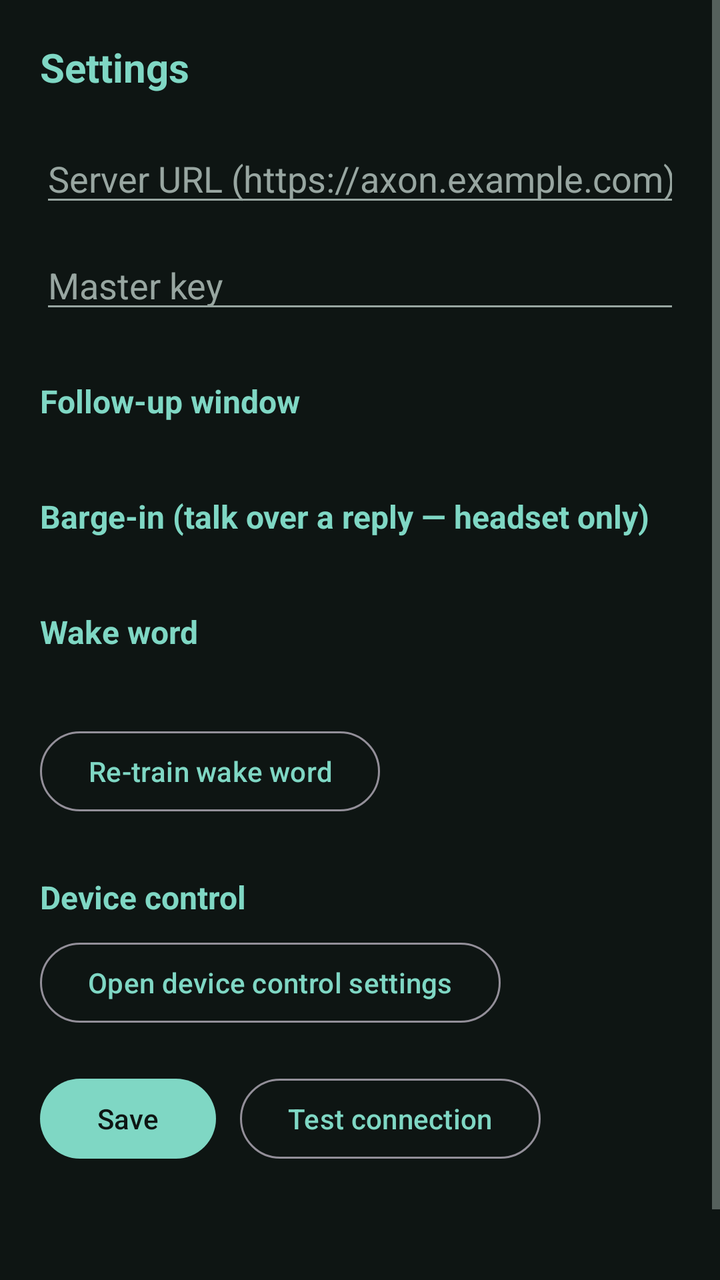
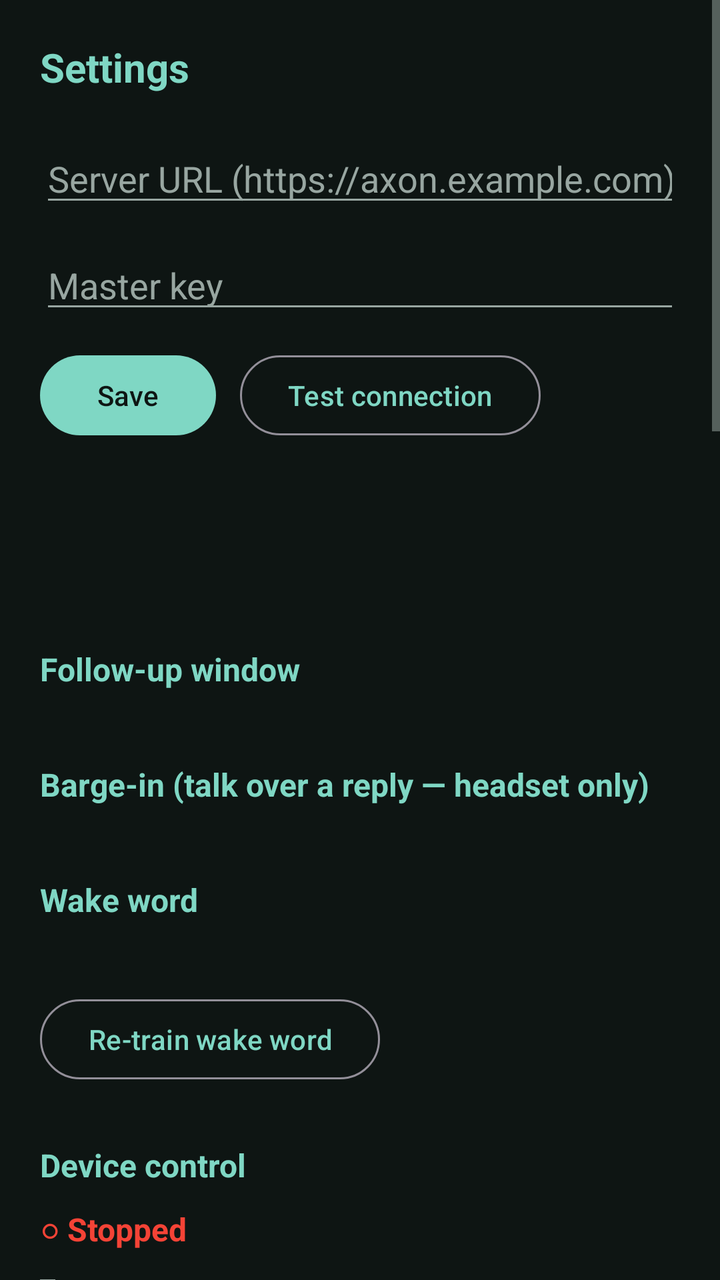

An Android layout rendered at two revisions. The XML below is the earlier revision; the diff shows what the commit changed to produce the second picture.
<!-- AndroidManifest.xml: application theme Theme.AxonVoice -->
<!-- res/layout/activity_settings.xml -->
<?xml version="1.0" encoding="utf-8"?>
<ScrollView xmlns:android="http://schemas.android.com/apk/res/android"
    android:layout_width="match_parent"
    android:layout_height="match_parent"
    android:background="@color/bg"
    android:fitsSystemWindows="true">

    <LinearLayout
        android:layout_width="match_parent"
        android:layout_height="wrap_content"
        android:orientation="vertical"
        android:padding="20dp">

        <TextView
            android:layout_width="wrap_content"
            android:layout_height="wrap_content"
            android:text="@string/settings_title"
            android:textColor="@color/accent"
            android:textSize="20sp"
            android:textStyle="bold"
            android:layout_marginBottom="20dp" />

        <EditText
            android:id="@+id/serverUrl"
            android:layout_width="match_parent"
            android:layout_height="wrap_content"
            android:hint="@string/server_url_hint"
            android:inputType="textUri"
            android:textColor="@color/text"
            android:textColorHint="@color/text_dim"
            android:importantForAutofill="no" />

        <EditText
            android:id="@+id/masterKey"
            android:layout_width="match_parent"
            android:layout_height="wrap_content"
            android:layout_marginTop="12dp"
            android:hint="@string/master_key_hint"
            android:inputType="textPassword"
            android:textColor="@color/text"
            android:textColorHint="@color/text_dim"
            android:importantForAutofill="no" />

        
        <TextView
            android:layout_width="wrap_content"
            android:layout_height="wrap_content"
            android:layout_marginTop="28dp"
            android:text="@string/followup_title"
            android:textColor="@color/accent"
            android:textSize="16sp"
            android:textStyle="bold" />

        <LinearLayout
            android:id="@+id/followupTuneContainer"
            android:layout_width="match_parent"
            android:layout_height="wrap_content"
            android:orientation="vertical"
            android:layout_marginTop="8dp" />

        
        <TextView
            android:layout_width="wrap_content"
            android:layout_height="wrap_content"
            android:layout_marginTop="28dp"
            android:text="@string/barge_title"
            android:textColor="@color/accent"
            android:textSize="16sp"
            android:textStyle="bold" />

        <LinearLayout
            android:id="@+id/bargeTuneContainer"
            android:layout_width="match_parent"
            android:layout_height="wrap_content"
            android:orientation="vertical"
            android:layout_marginTop="8dp" />

        
        <TextView
            android:layout_width="wrap_content"
            android:layout_height="wrap_content"
            android:layout_marginTop="28dp"
            android:text="@string/settings_wake_title"
            android:textColor="@color/accent"
            android:textSize="16sp"
            android:textStyle="bold" />

        <TextView
            android:id="@+id/wakePhraseStatus"
            android:layout_width="match_parent"
            android:layout_height="wrap_content"
            android:layout_marginTop="8dp"
            android:textColor="@color/text_dim" />

        <Button
            android:id="@+id/wakeRetrainBtn"
            style="@style/Widget.Material3.Button.OutlinedButton"
            android:layout_width="wrap_content"
            android:layout_height="wrap_content"
            android:layout_marginTop="8dp"
            android:text="@string/settings_wake_retrain" />

        
        <TextView
            android:layout_width="wrap_content"
            android:layout_height="wrap_content"
            android:layout_marginTop="28dp"
            android:text="@string/device_api_title"
            android:textColor="@color/accent"
            android:textSize="16sp"
            android:textStyle="bold" />

        <Button
            android:id="@+id/deviceApiBtn"
            style="@style/Widget.Material3.Button.OutlinedButton"
            android:layout_width="wrap_content"
            android:layout_height="wrap_content"
            android:layout_marginTop="8dp"
            android:text="@string/device_api_open" />

        <LinearLayout
            android:layout_width="match_parent"
            android:layout_height="wrap_content"
            android:orientation="horizontal"
            android:layout_marginTop="20dp">

            <Button
                android:id="@+id/saveBtn"
                android:layout_width="wrap_content"
                android:layout_height="wrap_content"
                android:text="@string/save" />

            <Button
                android:id="@+id/testBtn"
                style="@style/Widget.Material3.Button.OutlinedButton"
                android:layout_width="wrap_content"
                android:layout_height="wrap_content"
                android:layout_marginStart="12dp"
                android:text="@string/test_connection" />
        </LinearLayout>

        <TextView
            android:id="@+id/testResult"
            android:layout_width="match_parent"
            android:layout_height="wrap_content"
            android:layout_marginTop="12dp"
            android:textColor="@color/text_dim" />

        
        <TextView
            android:id="@+id/voiceStatus"
            android:layout_width="match_parent"
            android:layout_height="wrap_content"
            android:layout_marginTop="24dp"
            android:textColor="@color/text_dim" />

        <LinearLayout
            android:id="@+id/voiceContainer"
            android:layout_width="match_parent"
            android:layout_height="wrap_content"
            android:orientation="vertical" />
    </LinearLayout>
</ScrollView>
<!-- resources referenced by this layout -->
<resources>
  <color name="accent">#7FD7C4</color>
  <color name="bg">#0E1513</color>
  <color name="text">#E6EFEB</color>
  <color name="text_dim">#98A6A1</color>
  <string name="barge_title">Barge-in (talk over a reply — headset only)</string>
  <string name="device_api_open">Open device control settings</string>
  <string name="device_api_title">Device control</string>
  <string name="followup_title">Follow-up window</string>
  <string name="master_key_hint">Master key</string>
  <string name="save">Save</string>
  <string name="server_url_hint">Server URL (https://axon.example.com)</string>
  <string name="settings_title">Settings</string>
  <string name="settings_wake_retrain">Re-train wake word</string>
  <string name="settings_wake_title">Wake word</string>
  <string name="test_connection">Test connection</string>
  <style name="Theme.AxonVoice" parent="Theme.Material3.Dark.NoActionBar">
          <item name="android:windowBackground">@color/bg</item>
          <item name="colorPrimary">@color/accent</item>
          <item name="colorOnPrimary">@color/bg</item>
          <item name="colorSurface">@color/surface</item>
          <item name="android:statusBarColor">@color/bg</item>
          <item name="android:navigationBarColor">@color/bg</item>
          <item name="android:textColorPrimary">@color/text</item>
          <item name="android:textColorSecondary">@color/text_dim</item>
      </style>
  <color name="surface">#16201D</color>
</resources>

<!-- the commit's change to res/layout/activity_settings.xml (unified diff, before → after) -->
@@ -1,5 +1,6 @@
 <?xml version="1.0" encoding="utf-8"?>
 <ScrollView xmlns:android="http://schemas.android.com/apk/res/android"
+    xmlns:tools="http://schemas.android.com/tools"
     android:layout_width="match_parent"
     android:layout_height="match_parent"
     android:background="@color/bg"
@@ -41,88 +42,11 @@
             android:textColorHint="@color/text_dim"
             android:importantForAutofill="no" />
 
-        
-        <TextView
-            android:layout_width="wrap_content"
-            android:layout_height="wrap_content"
-            android:layout_marginTop="28dp"
-            android:text="@string/followup_title"
-            android:textColor="@color/accent"
-            android:textSize="16sp"
-            android:textStyle="bold" />
-
         <LinearLayout
-            android:id="@+id/followupTuneContainer"
-            android:layout_width="match_parent"
-            android:layout_height="wrap_content"
-            android:orientation="vertical"
-            android:layout_marginTop="8dp" />
-
-        
-        <TextView
-            android:layout_width="wrap_content"
-            android:layout_height="wrap_content"
-            android:layout_marginTop="28dp"
-            android:text="@string/barge_title"
-            android:textColor="@color/accent"
-            android:textSize="16sp"
-            android:textStyle="bold" />
-
-        <LinearLayout
-            android:id="@+id/bargeTuneContainer"
-            android:layout_width="match_parent"
-            android:layout_height="wrap_content"
-            android:orientation="vertical"
-            android:layout_marginTop="8dp" />
-
-        
-        <TextView
-            android:layout_width="wrap_content"
-            android:layout_height="wrap_content"
-            android:layout_marginTop="28dp"
-            android:text="@string/settings_wake_title"
-            android:textColor="@color/accent"
-            android:textSize="16sp"
-            android:textStyle="bold" />
-
-        <TextView
-            android:id="@+id/wakePhraseStatus"
-            android:layout_width="match_parent"
-            android:layout_height="wrap_content"
-            android:layout_marginTop="8dp"
-            android:textColor="@color/text_dim" />
-
-        <Button
-            android:id="@+id/wakeRetrainBtn"
-            style="@style/Widget.Material3.Button.OutlinedButton"
-            android:layout_width="wrap_content"
-            android:layout_height="wrap_content"
-            android:layout_marginTop="8dp"
-            android:text="@string/settings_wake_retrain" />
-
-        
-        <TextView
-            android:layout_width="wrap_content"
-            android:layout_height="wrap_content"
-            android:layout_marginTop="28dp"
-            android:text="@string/device_api_title"
-            android:textColor="@color/accent"
-            android:textSize="16sp"
-            android:textStyle="bold" />
-
-        <Button
-            android:id="@+id/deviceApiBtn"
-            style="@style/Widget.Material3.Button.OutlinedButton"
-            android:layout_width="wrap_content"
-            android:layout_height="wrap_content"
-            android:layout_marginTop="8dp"
-            android:text="@string/device_api_open" />
-
-        <LinearLayout
             android:layout_width="match_parent"
             android:layout_height="wrap_content"
             android:orientation="horizontal"
-            android:layout_marginTop="20dp">
+            android:layout_marginTop="12dp">
 
             <Button
                 android:id="@+id/saveBtn"
@@ -159,5 +83,343 @@
             android:layout_width="match_parent"
             android:layout_height="wrap_content"
             android:orientation="vertical" />
+
+        
+        <TextView
+            android:layout_width="wrap_content"
+            android:layout_height="wrap_content"
+            android:layout_marginTop="28dp"
+            android:text="@string/followup_title"
+            android:textColor="@color/accent"
+            android:textSize="16sp"
+            android:textStyle="bold" />
+
+        <LinearLayout
+            android:id="@+id/followupTuneContainer"
+            android:layout_width="match_parent"
+            android:layout_height="wrap_content"
+            android:orientation="vertical"
+            android:layout_marginTop="8dp" />
+
+        
+        <TextView
+            android:layout_width="wrap_content"
+            android:layout_height="wrap_content"
+            android:layout_marginTop="28dp"
+            android:text="@string/barge_title"
+            android:textColor="@color/accent"
+            android:textSize="16sp"
+            android:textStyle="bold" />
+
+        <LinearLayout
+            android:id="@+id/bargeTuneContainer"
+            android:layout_width="match_parent"
+            android:layout_height="wrap_content"
+            android:orientation="vertical"
+            android:layout_marginTop="8dp" />
+
+        
+        <TextView
+            android:layout_width="wrap_content"
+            android:layout_height="wrap_content"
+            android:layout_marginTop="28dp"
+            android:text="@string/settings_wake_title"
+            android:textColor="@color/accent"
+            android:textSize="16sp"
+            android:textStyle="bold" />
+
+        <TextView
+            android:id="@+id/wakePhraseStatus"
+            android:layout_width="match_parent"
+            android:layout_height="wrap_content"
+            android:layout_marginTop="8dp"
+            android:textColor="@color/text_dim" />
+
+        <Button
+            android:id="@+id/wakeRetrainBtn"
+            style="@style/Widget.Material3.Button.OutlinedButton"
+            android:layout_width="wrap_content"
+            android:layout_height="wrap_content"
+            android:layout_marginTop="8dp"
+            android:text="@string/settings_wake_retrain" />
+
+        
+        <TextView
+            android:layout_width="wrap_content"
+            android:layout_height="wrap_content"
+            android:layout_marginTop="28dp"
+            android:text="@string/device_api_title"
+            android:textColor="@color/accent"
+            android:textSize="16sp"
+            android:textStyle="bold" />
+
+        
+        <TextView
+            android:id="@+id/tvStatus"
+            android:layout_width="match_parent"
+            android:layout_height="wrap_content"
+            android:layout_marginTop="10dp"
+            android:text="○ Stopped"
+            android:textSize="16sp"
+            android:textStyle="bold"
+            android:textColor="@color/status_stopped"
+            tools:ignore="HardcodedText" />
+
+        <TextView
+            android:id="@+id/tvUrl"
+            android:layout_width="match_parent"
+            android:layout_height="wrap_content"
+            android:layout_marginTop="4dp"
+            android:text="—"
+            android:textSize="13sp"
+            android:textColor="@color/text_dim"
+            android:fontFamily="monospace"
+            tools:ignore="HardcodedText" />
+
+        <TextView
+            android:id="@+id/tvToken"
+            android:layout_width="match_parent"
+            android:layout_height="wrap_content"
+            android:layout_marginTop="6dp"
+            android:text="Token: —"
+            android:textSize="13sp"
+            android:textColor="@color/text_dim"
+            android:fontFamily="monospace"
+            android:background="?attr/selectableItemBackground"
+            android:padding="4dp"
+            tools:ignore="HardcodedText" />
+
+        <Button
+            android:id="@+id/btnToggle"
+            android:layout_width="wrap_content"
+            android:layout_height="wrap_content"
+            android:layout_marginTop="8dp"
+            android:text="@string/device_start_server" />
+
+        
+        <TextView
+            android:layout_width="wrap_content"
+            android:layout_height="wrap_content"
+            android:layout_marginTop="20dp"
+            android:text="@string/device_tunnel_title"
+            android:textColor="@color/text"
+            android:textSize="14sp"
+            android:textStyle="bold" />
+
+        <TextView
+            android:id="@+id/tvTunnelStatus"
+            android:layout_width="match_parent"
+            android:layout_height="wrap_content"
+            android:layout_marginTop="6dp"
+            android:text="○ Not configured"
+            android:textSize="13sp"
+            android:textColor="@color/text_dim"
+            tools:ignore="HardcodedText" />
+
+        <EditText
+            android:id="@+id/etCloudflaredToken"
+            android:layout_width="match_parent"
+            android:layout_height="wrap_content"
+            android:layout_marginTop="8dp"
+            android:hint="@string/device_tunnel_token_hint"
+            android:inputType="textPassword"
+            android:textColor="@color/text"
+            android:textColorHint="@color/text_dim"
+            android:fontFamily="monospace"
+            android:textSize="13sp"
+            android:importantForAutofill="no" />
+
+        <Button
+            android:id="@+id/btnSaveCloudflaredToken"
+            style="@style/Widget.Material3.Button.OutlinedButton"
+            android:layout_width="wrap_content"
+            android:layout_height="wrap_content"
+            android:layout_marginTop="8dp"
+            android:text="@string/device_tunnel_save" />
+
+        <TextView
+            android:layout_width="match_parent"
+            android:layout_height="wrap_content"
+            android:layout_marginTop="8dp"
+            android:text="@string/device_tunnel_help"
+            android:textSize="12sp"
+            android:textColor="@color/text_dim" />
+
+        
+        <TextView
+            android:layout_width="wrap_content"
+            android:layout_height="wrap_content"
+            android:layout_marginTop="20dp"
+            android:text="@string/device_webhook_title"
+            android:textColor="@color/text"
+            android:textSize="14sp"
+            android:textStyle="bold" />
+
+        <EditText
+            android:id="@+id/etWebhook"
+            android:layout_width="match_parent"
+            android:layout_height="wrap_content"
+            android:layout_marginTop="8dp"
+            android:hint="@string/device_webhook_hint"
+            android:inputType="textUri"
+            android:textColor="@color/text"
+            android:textColorHint="@color/text_dim"
+            android:fontFamily="monospace"
+            android:textSize="13sp"
+            android:importantForAutofill="no" />
+
+        <Button
+            android:id="@+id/btnSaveWebhook"
+            style="@style/Widget.Material3.Button.OutlinedButton"
+            android:layout_width="wrap_content"
+            android:layout_height="wrap_content"
+            android:layout_marginTop="8dp"
+            android:text="@string/device_webhook_save" />
+
+        
+        <TextView
+            android:layout_width="wrap_content"
+            android:layout_height="wrap_content"
+            android:layout_marginTop="20dp"
+            android:text="@string/device_push_title"
+            android:textColor="@color/text"
+            android:textSize="14sp"
+            android:textStyle="bold" />
+
+        <com.google.android.material.switchmaterial.SwitchMaterial
+            android:id="@+id/swPushSms"
+            android:layout_width="match_parent"
+            android:layout_height="wrap_content"
+            android:layout_marginTop="8dp"
+            android:text="@string/device_push_sms"
+            android:textColor="@color/text" />
+
+        <com.google.android.material.switchmaterial.SwitchMaterial
+            android:id="@+id/swPushCalls"
+            android:layout_width="match_parent"
+            android:layout_height="wrap_content"
+            android:layout_marginTop="6dp"
+            android:text="@string/device_push_calls"
+            android:textColor="@color/text" />
+
+        <com.google.android.material.switchmaterial.SwitchMaterial
+            android:id="@+id/swPushLocation"
+            android:layout_width="match_parent"
+            android:layout_height="wrap_content"
+            android:layout_marginTop="6dp"
+            android:text="@string/device_push_location"
+            android:textColor="@color/text" />
+
+        <com.google.android.material.switchmaterial.SwitchMaterial
+            android:id="@+id/swPushBattery"
+            android:layout_width="match_parent"
+            android:layout_height="wrap_content"
+            android:layout_marginTop="6dp"
+            android:text="@string/device_push_battery"
+            android:textColor="@color/text" />
+
+        
+        <TextView
+            android:layout_width="wrap_content"
+            android:layout_height="wrap_content"
+            android:layout_marginTop="20dp"
+            android:text="@string/device_auto_answer_title"
+            android:textColor="@color/text"
+            android:textSize="14sp"
+            android:textStyle="bold" />
+
+        <com.google.android.material.switchmaterial.SwitchMaterial
+            android:id="@+id/swAutoAnswer"
+            android:layout_width="match_parent"
+            android:layout_height="wrap_content"
+            android:layout_marginTop="8dp"
+            android:text="@string/device_auto_answer_label"
+            android:textColor="@color/text" />
+
+        <TextView
+            android:layout_width="match_parent"
+            android:layout_height="wrap_content"
+            android:layout_marginTop="4dp"
+            android:text="@string/device_auto_answer_help"
+            android:textSize="12sp"
+            android:textColor="@color/text_dim" />
+
+        
+        <TextView
+            android:layout_width="wrap_content"
+            android:layout_height="wrap_content"
+            android:layout_marginTop="20dp"
+            android:text="@string/device_system_title"
+            android:textColor="@color/text"
+            android:textSize="14sp"
+            android:textStyle="bold" />
+
+        <TextView
+            android:id="@+id/tvPermissions"
+            android:layout_width="match_parent"
+            android:layout_height="wrap_content"
+            android:layout_marginTop="8dp"
+            android:text="Checking permissions…"
+            android:textSize="13sp"
+            android:textColor="@color/text_dim"
+            tools:ignore="HardcodedText" />
+
+        <TextView
+            android:id="@+id/tvTermux"
+            android:layout_width="match_parent"
+            android:layout_height="wrap_content"
+            android:layout_marginTop="6dp"
+            android:text="Termux: checking…"
+            android:textSize="13sp"
+            android:textColor="@color/text_dim"
+            tools:ignore="HardcodedText" />
+
+        <Button
+            android:id="@+id/btnPermissions"
+            style="@style/Widget.Material3.Button.OutlinedButton"
+            android:layout_width="wrap_content"
+            android:layout_height="wrap_content"
+            android:layout_marginTop="10dp"
+            android:text="@string/device_grant_permissions" />
+
+        <Button
+            android:id="@+id/btnBatteryOpt"
+            style="@style/Widget.Material3.Button.OutlinedButton"
+            android:layout_width="match_parent"
+            android:layout_height="wrap_content"
+            android:layout_marginTop="8dp"
+            android:text="Disable Battery Optimization ⚠"
+            tools:ignore="HardcodedText" />
+
+        <Button
+            android:id="@+id/btnAllFiles"
+            style="@style/Widget.Material3.Button.OutlinedButton"
+            android:layout_width="match_parent"
+            android:layout_height="wrap_content"
+            android:layout_marginTop="8dp"
+            android:text="Grant All Files Access ⚠"
+            tools:ignore="HardcodedText" />
+
+        <Button
+            android:id="@+id/btnWriteSettings"
+            style="@style/Widget.Material3.Button.OutlinedButton"
+            android:layout_width="match_parent"
+            android:layout_height="wrap_content"
+            android:layout_marginTop="8dp"
+            android:text="Grant Modify System Settings ⚠"
+            tools:ignore="HardcodedText" />
+
+        <Button
+            android:id="@+id/btnOverlayPerm"
+            style="@style/Widget.Material3.Button.OutlinedButton"
+            android:layout_width="match_parent"
+            android:layout_height="wrap_content"
+            android:layout_marginTop="8dp"
+            android:text="Grant Draw Over Other Apps ⚠"
+            tools:ignore="HardcodedText" />
+
+        <View
+            android:layout_width="match_parent"
+            android:layout_height="32dp" />
     </LinearLayout>
 </ScrollView>
<!-- resource entries referenced after the edit -->
@@ -2,11 +2,29 @@
 <resources>
   <color name="accent">#7FD7C4</color>
   <color name="bg">#0E1513</color>
+  <color name="status_stopped">#F44336</color>
   <color name="text">#E6EFEB</color>
   <color name="text_dim">#98A6A1</color>
   <string name="barge_title">Barge-in (talk over a reply — headset only)</string>
-  <string name="device_api_open">Open device control settings</string>
   <string name="device_api_title">Device control</string>
+  <string name="device_auto_answer_help">Requires enabling AndroidCompanion in Accessibility settings</string>
+  <string name="device_auto_answer_label">Auto-answer calls</string>
+  <string name="device_auto_answer_title">Call automation</string>
+  <string name="device_grant_permissions">Grant permissions</string>
+  <string name="device_push_battery">Battery low</string>
+  <string name="device_push_calls">Incoming / missed calls</string>
+  <string name="device_push_location">Location changes (&gt;50m)</string>
+  <string name="device_push_sms">Incoming SMS</string>
+  <string name="device_push_title">Push events → axon-agent</string>
+  <string name="device_start_server">Start Server</string>
+  <string name="device_system_title">System</string>
+  <string name="device_tunnel_help">Create a tunnel at one.dash.cloudflare.com → Networks → Tunnels, add a Public Hostname pointing at http://127.0.0.1:8080, then paste its connector token here.</string>
+  <string name="device_tunnel_save">Save &amp; restart tunnel</string>
+  <string name="device_tunnel_title">Cloudflare tunnel</string>
+  <string name="device_tunnel_token_hint">Tunnel token (from Cloudflare Zero Trust dashboard)</string>
+  <string name="device_webhook_hint">https://your-axon-agent-host/webhook/androidcompanion</string>
+  <string name="device_webhook_save">Save webhook URL</string>
+  <string name="device_webhook_title">Axon-agent webhook URL</string>
   <string name="followup_title">Follow-up window</string>
   <string name="master_key_hint">Master key</string>
   <string name="save">Save</string>
